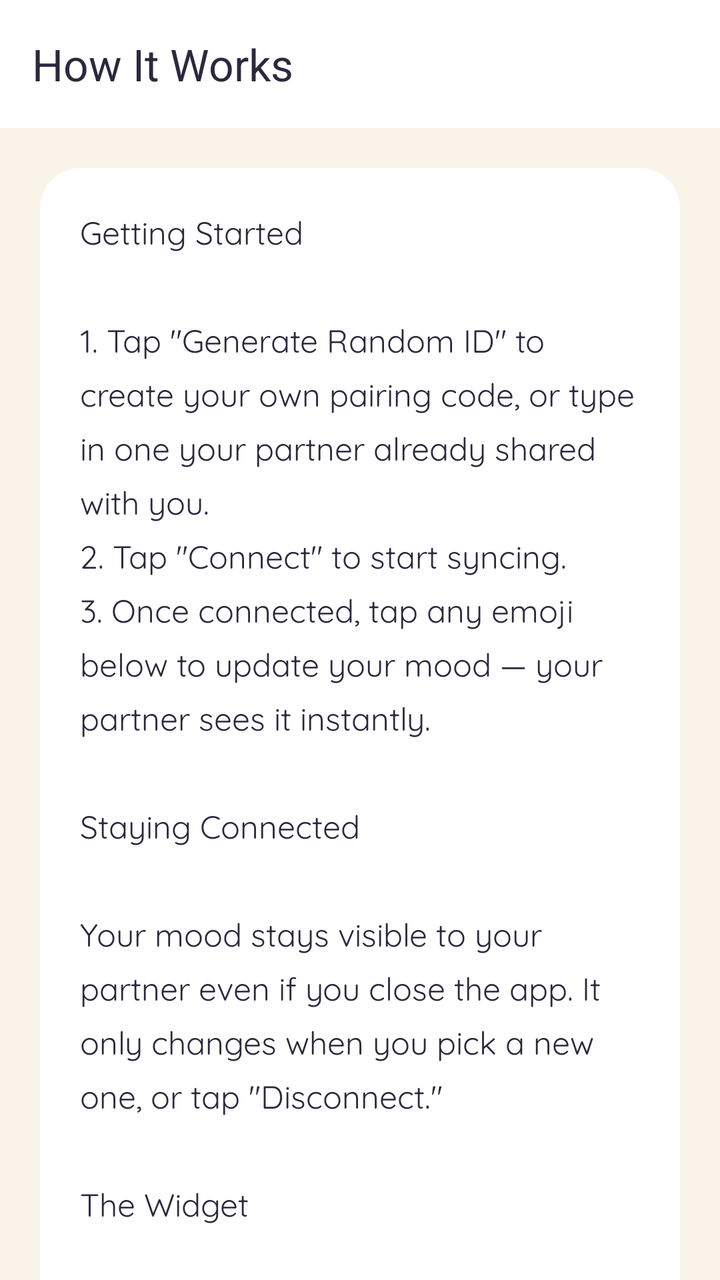
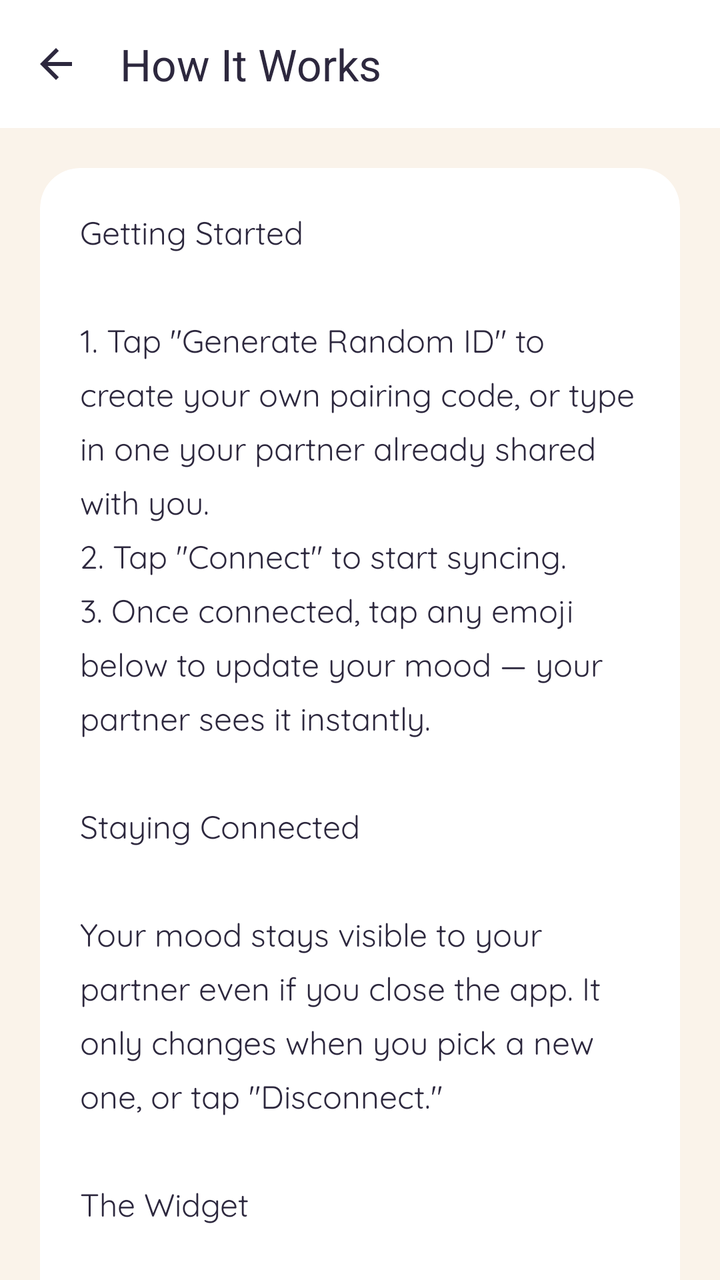

Two renders of the same Android screen: before a commit and after it. Below are the layout's source before the change and the commit's diff.
<!-- AndroidManifest.xml: application theme Theme.WeSynced -->
<!-- res/layout/activity_help.xml -->
<?xml version="1.0" encoding="utf-8"?>
<LinearLayout
    xmlns:android="http://schemas.android.com/apk/res/android"
    xmlns:app="http://schemas.android.com/apk/res-auto"
    android:layout_width="match_parent"
    android:layout_height="match_parent"
    android:orientation="vertical"
    android:background="@color/pastel_background">

    <com.google.android.material.appbar.MaterialToolbar
        android:id="@+id/toolbarHelp"
        android:layout_width="match_parent"
        android:layout_height="?attr/actionBarSize"
        android:background="@color/card_surface"
        android:elevation="0dp"
        app:title="@string/help_title"
        app:titleTextColor="@color/text_primary" />

    <androidx.core.widget.NestedScrollView
        android:layout_width="match_parent"
        android:layout_height="match_parent">

        <com.google.android.material.card.MaterialCardView
            android:layout_width="match_parent"
            android:layout_height="wrap_content"
            android:layout_margin="20dp"
            app:cardCornerRadius="20dp"
            app:cardElevation="0dp"
            app:cardBackgroundColor="@color/card_surface"
            app:strokeWidth="0dp">

            <TextView
                android:layout_width="match_parent"
                android:layout_height="wrap_content"
                android:padding="20dp"
                android:lineSpacingExtra="7dp"
                android:text="@string/help_content"
                android:textSize="16sp"
                android:textColor="@color/text_primary" />

        </com.google.android.material.card.MaterialCardView>

    </androidx.core.widget.NestedScrollView>

</LinearLayout>
<!-- resources referenced by this layout -->
<resources>
  <color name="card_surface">#FFFFFF</color>
  <color name="pastel_background">#FAF3EA</color>
  <color name="text_primary">#2D283E</color>
  <string name="help_content">Getting Started\n\n1. Tap \"Generate Random ID\" to create your own pairing code, or type in one your partner already shared with you.\n2. Tap \"Connect\" to start syncing.\n3. Once connected, tap any emoji below to update your mood — your partner sees it instantly.\n\nStaying Connected\n\nYour mood stays visible to your partner even if you close the app. It only changes when you pick a new one, or tap \"Disconnect.\"\n\nThe Widget\n\nAdd the WeSynced widget to your home screen to see your partner\'s mood at a glance, without ever opening the app.\n\nDisconnecting\n\nTapping \"Disconnect\" lets your partner know you\'ve intentionally stepped away — until then, your last mood stays exactly as you left it.\n\nReconnecting\n\nJust enter the same pairing ID again anytime to pick up right where you left off.</string>
  <string name="help_title">How It Works</string>
  <style name="Theme.WeSynced" parent="Theme.Material3.DayNight.NoActionBar">
          <item name="colorPrimary">@color/pastel_purple</item>
          <item name="colorSurface">@color/card_surface</item>
          <item name="android:colorBackground">@color/pastel_background</item>
          <item name="android:fontFamily">@font/quicksand</item>
          <item name="fontFamily">@font/quicksand</item>
          <item name="android:textColor">@color/text_primary</item>
      </style>
  <color name="pastel_purple">#A79BCC</color>
</resources>

<!-- the commit's change to res/layout/activity_help.xml (unified diff, before → after) -->
@@ -13,6 +13,7 @@
         android:layout_height="?attr/actionBarSize"
         android:background="@color/card_surface"
         android:elevation="0dp"
+        app:navigationIcon="@drawable/ic_back"
         app:title="@string/help_title"
         app:titleTextColor="@color/text_primary" />
 
<!-- resource entries referenced after the edit -->
@@ -3,6 +3,16 @@
   <color name="card_surface">#FFFFFF</color>
   <color name="pastel_background">#FAF3EA</color>
   <color name="text_primary">#2D283E</color>
+  <!-- drawable ic_back (drawable) -->
+  <vector xmlns:android="http://schemas.android.com/apk/res/android"
+      android:width="24dp"
+      android:height="24dp"
+      android:viewportWidth="24"
+      android:viewportHeight="24">
+      <path
+          android:fillColor="@color/text_primary"
+          android:pathData="M20,11H7.83l5.59,-5.59L12,4l-8,8l8,8l1.41,-1.41L7.83,13H20V11z"/>
+  </vector>
   <string name="help_content">Getting Started\n\n1. Tap \"Generate Random ID\" to create your own pairing code, or type in one your partner already shared with you.\n2. Tap \"Connect\" to start syncing.\n3. Once connected, tap any emoji below to update your mood — your partner sees it instantly.\n\nStaying Connected\n\nYour mood stays visible to your partner even if you close the app. It only changes when you pick a new one, or tap \"Disconnect.\"\n\nThe Widget\n\nAdd the WeSynced widget to your home screen to see your partner\'s mood at a glance, without ever opening the app.\n\nDisconnecting\n\nTapping \"Disconnect\" lets your partner know you\'ve intentionally stepped away — until then, your last mood stays exactly as you left it.\n\nReconnecting\n\nJust enter the same pairing ID again anytime to pick up right where you left off.</string>
   <string name="help_title">How It Works</string>
   <style name="Theme.WeSynced" parent="Theme.Material3.DayNight.NoActionBar">
